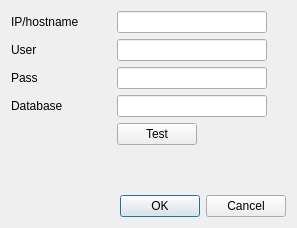
The window that dialog_setting.ui (xdien/qlsv_ktx) describes before a commit, drawn with Qt 5.
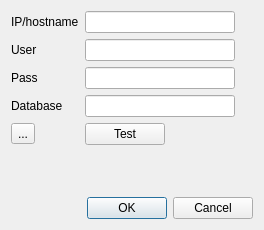
The same window after the commit.

```diff
--- a/dialog_setting.ui
+++ b/dialog_setting.ui
@@ -6,10 +6,16 @@
    <rect>
     <x>0</x>
     <y>0</y>
-    <width>297</width>
-    <height>228</height>
+    <width>264</width>
+    <height>230</height>
    </rect>
   </property>
+  <property name="sizePolicy">
+   <sizepolicy hsizetype="Minimum" vsizetype="Preferred">
+    <horstretch>0</horstretch>
+    <verstretch>0</verstretch>
+   </sizepolicy>
+  </property>
   <property name="windowTitle">
    <string>Cài đặt kết nối Mysql</string>
   </property>
@@ -86,19 +92,6 @@
        </property>
       </widget>
      </item>
-     <item row="8" column="0">
-      <spacer name="horizontalSpacer">
-       <property name="orientation">
-        <enum>Qt::Horizontal</enum>
-       </property>
-       <property name="sizeHint" stdset="0">
-        <size>
-         <width>100</width>
-         <height>20</height>
-        </size>
-       </property>
-      </spacer>
-     </item>
      <item row="8" column="1">
       <widget class="QPushButton" name="pushButton">
        <property name="text">
@@ -134,6 +127,13 @@
        </property>
       </widget>
      </item>
+     <item row="8" column="0">
+      <widget class="QToolButton" name="toolButton">
+       <property name="text">
+        <string>...</string>
+       </property>
+      </widget>
+     </item>
     </layout>
    </item>
    <item>
```
